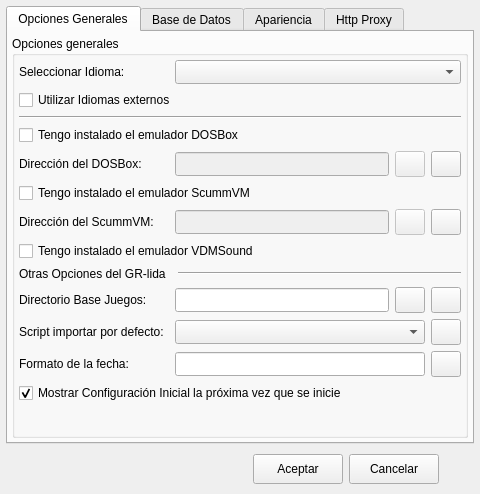
Qt form ui/opciones.ui (Monthy/gr-lida) before a commit.
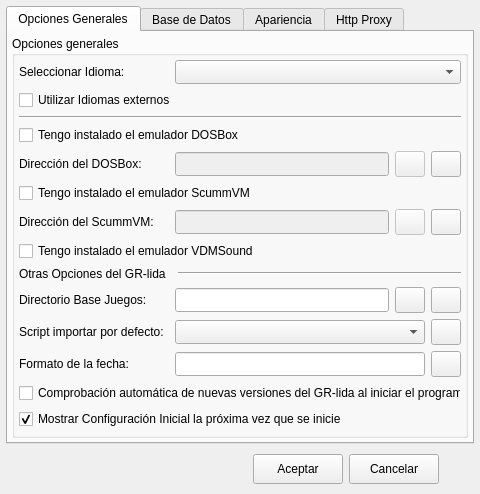
The same form after that commit. Icons and pictures are not drawn.

Commit message: Añadida parte para comprobar nuevas actualizaciones del GR-lida al iniciar el programa o de forma manual.

Diff of the .ui file:
```diff
--- a/ui/opciones.ui
+++ b/ui/opciones.ui
@@ -548,6 +548,13 @@
             </item>
            </layout>
           </item>
+          <item>
+           <widget class="QCheckBox" name="chkComprobarVersionGrl">
+            <property name="text">
+             <string>Comprobación automática de nuevas versiones del GR-lida al iniciar el programa</string>
+            </property>
+           </widget>
+          </item>
           <item>
            <widget class="QCheckBox" name="chkShowNext">
             <property name="text">
```
The commit also changes 5 other files.
